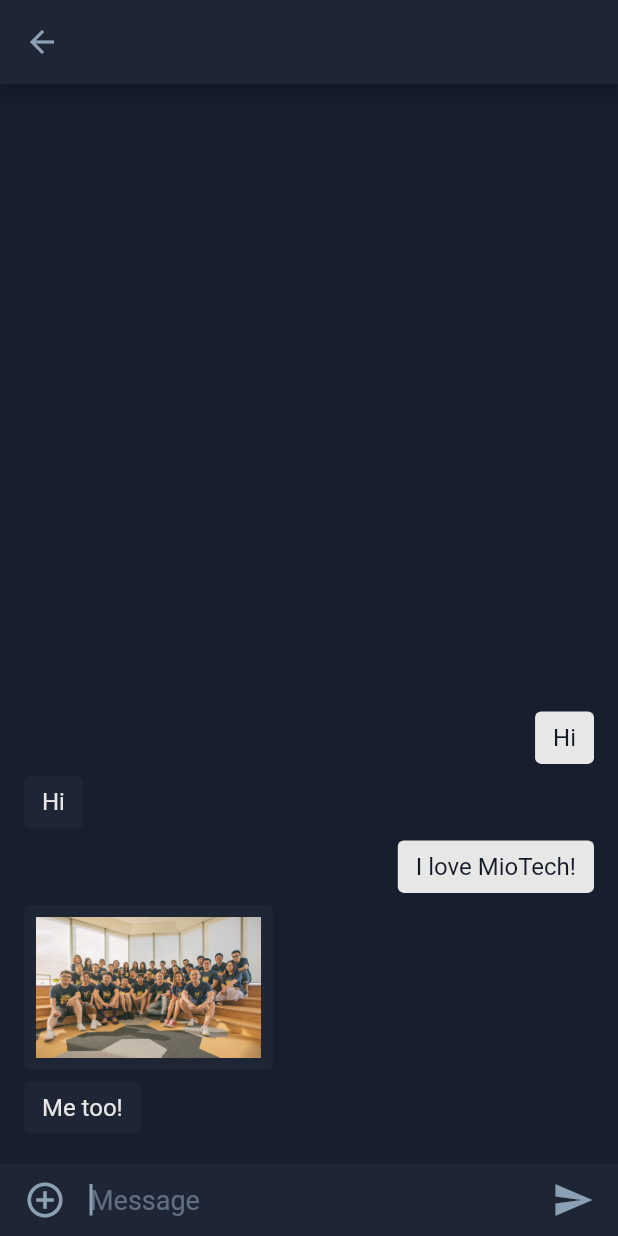
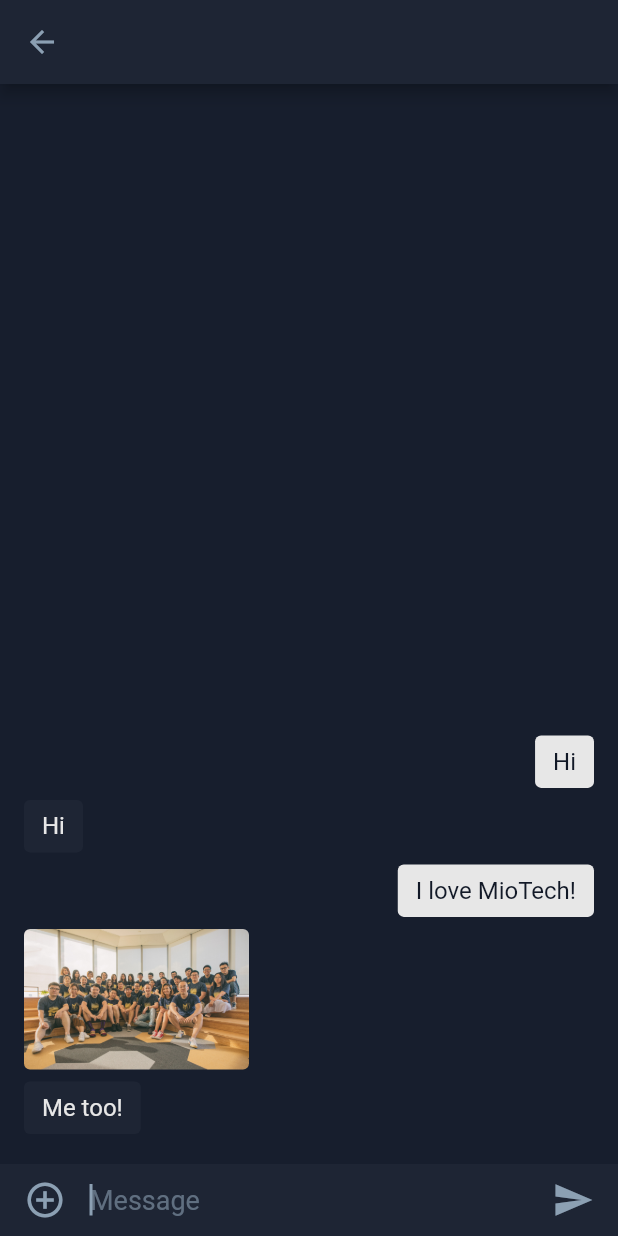
Before and after one commit to colloquet/miotech_flutter_demo, a Flutter app: the MessageScreen screen opened directly with empty values, on a phone screen of 412 x 824 dp. Run offline on Flutter 3.47's test engine with Material 2 defaults, Android fonts, the phone set to English and light mode, and no system bars; our stand-ins replace image_picker, photo_view; project files that could hold a hidden picture were left out.

Commit message:
Adjust image message bg

```diff
--- a/lib/MessageScreen.dart
+++ b/lib/MessageScreen.dart
@@ -219,10 +219,10 @@ class MessageItem extends StatelessWidget {
 
   @override
   Widget build(BuildContext context) {
-    var _backgroundColor = isSelf ? Color(0xffe7e7e7) : Color(0xff1e2534);
+    var _backgroundColor = isSelf && message['type'] != 'image' ? Color(0xffe7e7e7) : Color(0xff1e2534);
     var _textColor = isSelf ? Color(0xff121927) : Color(0xffe7e7e7);
     var _padding = message['type'] == 'image'
-        ? EdgeInsets.all(8.0)
+        ? EdgeInsets.all(0.0)
         : EdgeInsets.symmetric(vertical: 8.0, horizontal: 12.0);
 
     return Row(
@@ -232,7 +232,7 @@ class MessageItem extends StatelessWidget {
         Container(
           decoration: BoxDecoration(
             color: _backgroundColor,
-            borderRadius: BorderRadius.all(Radius.circular(4.0)),
+            borderRadius: BorderRadius.circular(4.0),
           ),
           padding: _padding,
           margin: EdgeInsets.symmetric(vertical: 4.0),
@@ -266,7 +266,10 @@ class MessageItem extends StatelessWidget {
                     width: 150.0,
                     child: Hero(
                       tag: 'image-' + message['id'].toString(),
-                      child: Image(image: message['image']),
+                      child: ClipRRect(
+                        borderRadius: BorderRadius.circular(4.0),
+                        child: Image(image: message['image']),
+                      ),
                     ),
                   ))
               : Text(
```
Also changed, not shown: lib/CompanyItem.dart (+25 -0 lines).
